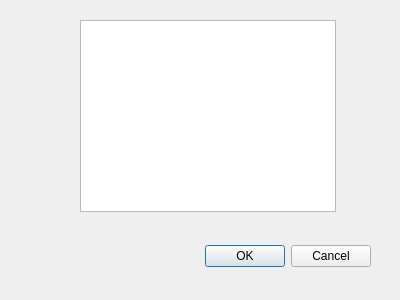
The window that dialogagregar.ui (ragingdemon/DB_text) describes before a commit, drawn with Qt 5.
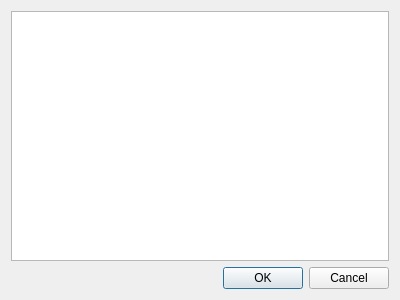
The same window after the commit.

The edit to the form file:
```diff
--- a/dialogagregar.ui
+++ b/dialogagregar.ui
@@ -13,15 +13,12 @@
   <property name="windowTitle">
    <string>Dialog</string>
   </property>
+  <layout class="QVBoxLayout" name="verticalLayout">
+   <item>
+    <widget class="QTableWidget" name="tableWidget"/>
+   </item>
+   <item>
   <widget class="QDialogButtonBox" name="buttonBox">
-   <property name="geometry">
-    <rect>
-     <x>30</x>
-     <y>240</y>
-     <width>341</width>
-     <height>32</height>
-    </rect>
-   </property>
    <property name="orientation">
     <enum>Qt::Horizontal</enum>
    </property>
@@ -29,16 +26,8 @@
     <set>QDialogButtonBox::Cancel|QDialogButtonBox::Ok</set>
    </property>
   </widget>
-  <widget class="QTableWidget" name="tableWidget">
-   <property name="geometry">
-    <rect>
-     <x>80</x>
-     <y>20</y>
-     <width>256</width>
-     <height>192</height>
-    </rect>
-   </property>
-  </widget>
+   </item>
+  </layout>
  </widget>
  <resources/>
  <connections>
```
Left out of the diff: 2 changed lines with no effect on the pictures. Lines whose indentation alone changed are shown as unchanged.
